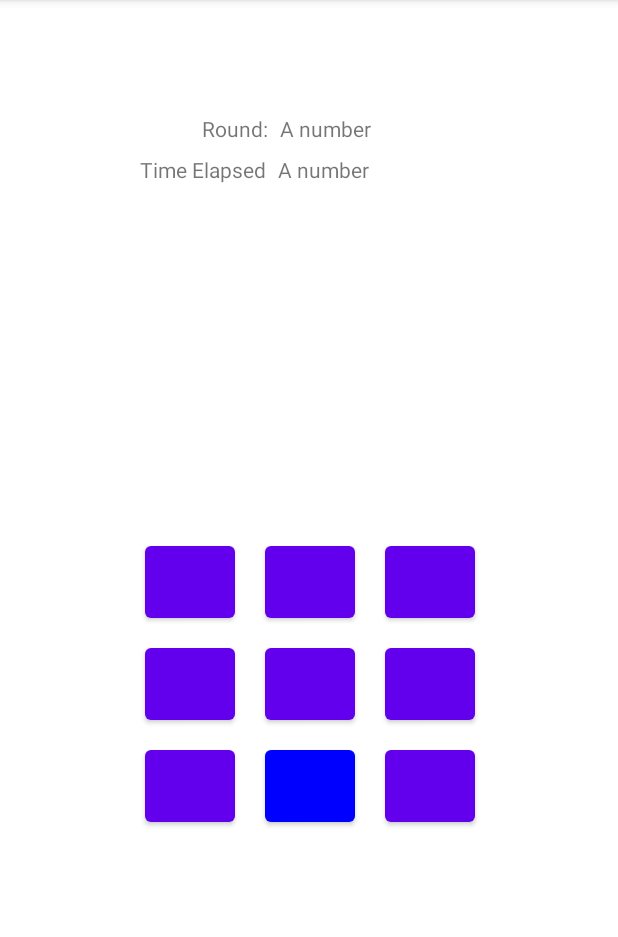
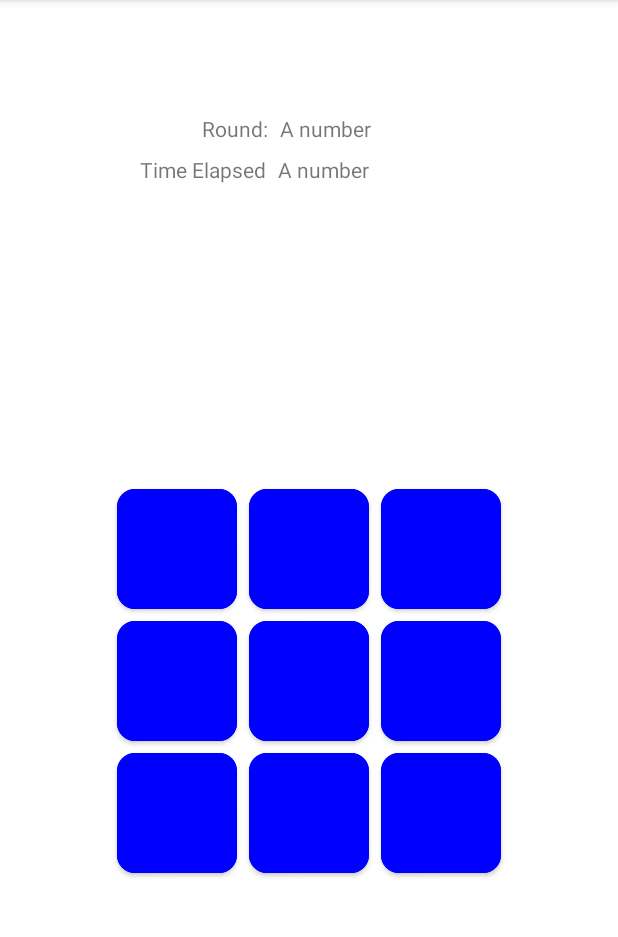
Before and after one commit to 308kyle/Corsi, an Android app: the GamePage screen opened directly, with no data from a screen before it, on a phone screen of 412 x 824 dp, the part 84-1021 px from its top. Run offline under Robolectric (Android 15) with nearby library versions, the phone set to English and light mode, and no system bars.

Commit message:
jason work

```diff
--- a/app/src/main/AndroidManifest.xml
+++ b/app/src/main/AndroidManifest.xml
@@ -19,6 +19,7 @@
             </intent-filter>
         </activity>
         <activity android:name=".GamePage"/>
+        <activity android:name=".LoseScreen"/>
     </application>
 
 </manifest>
--- a/app/src/main/java/com/example/myapplication/GamePage.kt
+++ b/app/src/main/java/com/example/myapplication/GamePage.kt
@@ -1,5 +1,6 @@
 package com.example.myapplication
 
+import android.content.Intent
 import android.graphics.Color
 import android.os.Bundle
 import android.os.Handler
@@ -132,8 +133,9 @@ class GamePage: AppCompatActivity(), View.OnClickListener {
         return r.nextInt(buttons.size)
     }
 
-    fun lose(){
-        //will jump to the loss screen, not really there yet but just call this and ill update this function later
+    private fun lose(){
+        val intent = Intent(this,LoseScreen::class.java)
+        startActivity(intent)
     }
 
     companion object {
--- a/app/src/main/res/layout/activity_game.xml
+++ b/app/src/main/res/layout/activity_game.xml
@@ -7,18 +7,26 @@
 
     <Button
         android:id="@+id/seven"
-        android:layout_width="60dp"
-        android:layout_height="60dp"
+        android:layout_width="80dp"
+        android:layout_height="80dp"
         android:layout_marginTop="8dp"
-        android:layout_marginEnd="20dp"
+        android:layout_marginEnd="8dp"
+        android:backgroundTint="#0000FF"
+        android:insetTop="0dp"
+        android:insetBottom="0dp"
+        app:cornerRadius="12dp"
         app:layout_constraintEnd_toStartOf="@+id/eight"
         app:layout_constraintTop_toBottomOf="@+id/four" />
 
     <Button
         android:id="@+id/eight"
-        android:layout_width="60dp"
-        android:layout_height="60dp"
+        android:layout_width="80dp"
+        android:layout_height="80dp"
         android:layout_marginTop="8dp"
+        android:backgroundTint="#0000FF"
+        android:insetTop="0dp"
+        android:insetBottom="0dp"
+        app:cornerRadius="12dp"
         app:layout_constraintEnd_toEndOf="parent"
         app:layout_constraintHorizontal_bias="0.501"
         app:layout_constraintStart_toStartOf="parent"
@@ -26,18 +34,26 @@
 
     <Button
         android:id="@+id/three"
-        android:layout_width="60dp"
-        android:layout_height="60dp"
-        android:layout_marginStart="20dp"
+        android:layout_width="80dp"
+        android:layout_height="80dp"
+        android:layout_marginStart="8dp"
         android:layout_marginBottom="8dp"
+        android:backgroundTint="#0000FF"
+        android:insetTop="0dp"
+        android:insetBottom="0dp"
+        app:cornerRadius="12dp"
         app:layout_constraintBottom_toTopOf="@+id/six"
         app:layout_constraintStart_toEndOf="@+id/five" />
 
     <Button
         android:id="@+id/two"
-        android:layout_width="60dp"
-        android:layout_height="60dp"
+        android:layout_width="80dp"
+        android:layout_height="80dp"
         android:layout_marginBottom="8dp"
+        android:backgroundTint="#0000FF"
+        android:insetTop="0dp"
+        android:insetBottom="0dp"
+        app:cornerRadius="12dp"
         app:layout_constraintBottom_toTopOf="@+id/five"
         app:layout_constraintEnd_toEndOf="parent"
         app:layout_constraintHorizontal_bias="0.501"
@@ -45,8 +61,12 @@
 
     <Button
         android:id="@+id/five"
-        android:layout_width="60dp"
-        android:layout_height="60dp"
+        android:layout_width="80dp"
+        android:layout_height="80dp"
+        android:backgroundTint="#0000FF"
+        android:insetTop="0dp"
+        android:insetBottom="0dp"
+        app:cornerRadius="12dp"
         app:layout_constraintBottom_toBottomOf="parent"
         app:layout_constraintEnd_toEndOf="parent"
         app:layout_constraintHorizontal_bias="0.501"
@@ -56,28 +76,40 @@
 
     <Button
         android:id="@+id/nine"
-        android:layout_width="60dp"
-        android:layout_height="60dp"
-        android:layout_marginStart="20dp"
+        android:layout_width="80dp"
+        android:layout_height="80dp"
+        android:layout_marginStart="8dp"
         android:layout_marginTop="8dp"
+        android:backgroundTint="#0000FF"
+        android:insetTop="0dp"
+        android:insetBottom="0dp"
+        app:cornerRadius="12dp"
         app:layout_constraintStart_toEndOf="@+id/eight"
         app:layout_constraintTop_toBottomOf="@+id/six" />
 
     <Button
         android:id="@+id/four"
-        android:layout_width="60dp"
-        android:layout_height="60dp"
+        android:layout_width="80dp"
+        android:layout_height="80dp"
         android:layout_marginTop="8dp"
-        android:layout_marginEnd="20dp"
+        android:layout_marginEnd="8dp"
+        android:backgroundTint="#0000FF"
+        android:insetTop="0dp"
+        android:insetBottom="0dp"
+        app:cornerRadius="12dp"
         app:layout_constraintEnd_toStartOf="@+id/five"
         app:layout_constraintTop_toBottomOf="@+id/one" />
 
     <Button
         android:id="@+id/one"
-        android:layout_width="60dp"
-        android:layout_height="60dp"
-        android:layout_marginEnd="20dp"
+        android:layout_width="80dp"
+        android:layout_height="80dp"
+        android:layout_marginEnd="8dp"
         android:layout_marginBottom="8dp"
+        android:backgroundTint="#0000FF"
+        android:insetTop="0dp"
+        android:insetBottom="0dp"
+        app:cornerRadius="12dp"
         app:layout_constraintBottom_toTopOf="@+id/five"
         app:layout_constraintEnd_toStartOf="@+id/two" />
 
@@ -125,9 +157,13 @@
 
     <Button
         android:id="@+id/six"
-        android:layout_width="60dp"
-        android:layout_height="60dp"
-        android:layout_marginStart="20dp"
+        android:layout_width="80dp"
+        android:layout_height="80dp"
+        android:layout_marginStart="8dp"
+        android:backgroundTint="#0000FF"
+        android:insetTop="0dp"
+        android:insetBottom="0dp"
+        app:cornerRadius="12dp"
         app:layout_constraintBottom_toBottomOf="@+id/five"
         app:layout_constraintStart_toEndOf="@+id/five"
         app:layout_constraintTop_toBottomOf="@+id/two"
--- a/app/src/main/res/layout/activity_main.xml
+++ b/app/src/main/res/layout/activity_main.xml
@@ -18,10 +18,10 @@
 
     <TextView
         android:id="@+id/textView3"
-        android:layout_width="wrap_content"
-        android:layout_height="wrap_content"
+        android:layout_width="277dp"
+        android:layout_height="116dp"
         android:layout_marginTop="68dp"
-        android:text="How to play: [..]"
+        android:text="Press the buttons in the order they flash yellow. Every round adds one extra block to memeorize. If you make a mistake, you are able to redo the current round one time."
         app:layout_constraintEnd_toEndOf="parent"
         app:layout_constraintHorizontal_bias="0.498"
         app:layout_constraintStart_toStartOf="parent"
@@ -31,9 +31,9 @@
         android:id="@+id/button"
         android:layout_width="137dp"
         android:layout_height="78dp"
-        android:layout_marginTop="244dp"
+        android:layout_marginTop="512dp"
         android:text="PLAY"
         app:layout_constraintEnd_toEndOf="parent"
         app:layout_constraintStart_toStartOf="parent"
-        app:layout_constraintTop_toBottomOf="@+id/textView3" />
+        app:layout_constraintTop_toTopOf="parent" />
 </androidx.constraintlayout.widget.ConstraintLayout>
```
